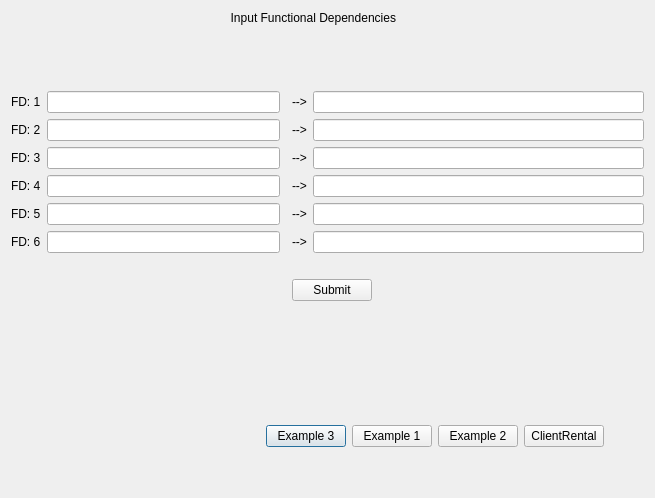
First picture: the form in dialog_fd_input.ui, repository shanidchamal/ADN, before the edit.
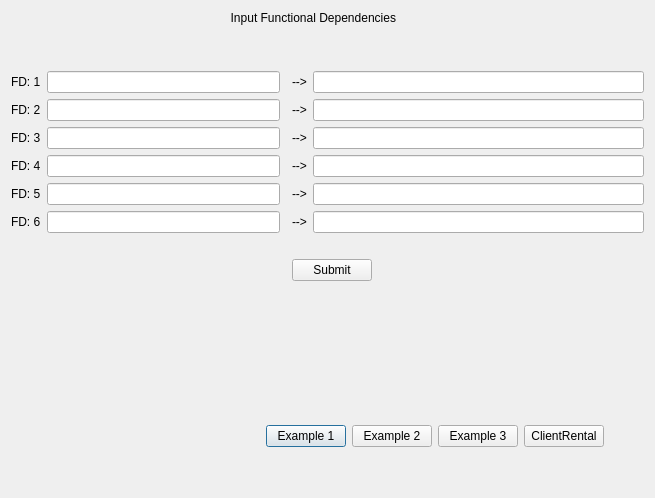
Second picture: the form after the edit.

```diff
--- a/dialog_fd_input.ui
+++ b/dialog_fd_input.ui
@@ -29,13 +29,6 @@
        </property>
       </spacer>
      </item>
-     <item>
-      <widget class="QPushButton" name="ext3Button">
-       <property name="text">
-        <string>Example 3</string>
-       </property>
-      </widget>
-     </item>
      <item>
       <widget class="QPushButton" name="ex1Button">
        <property name="sizePolicy">
@@ -62,6 +55,13 @@
        </property>
       </widget>
      </item>
+     <item>
+      <widget class="QPushButton" name="ext3Button">
+       <property name="text">
+        <string>Example 3</string>
+       </property>
+      </widget>
+     </item>
      <item>
       <widget class="QPushButton" name="cRentalButton">
        <property name="sizePolicy">
@@ -144,22 +144,6 @@
          <property name="spacing">
           <number>6</number>
          </property>
-         <item>
-          <spacer name="horizontalSpacer_2">
-           <property name="orientation">
-            <enum>Qt::Horizontal</enum>
-           </property>
-           <property name="sizeType">
-            <enum>QSizePolicy::MinimumExpanding</enum>
-           </property>
-           <property name="sizeHint" stdset="0">
-            <size>
-             <width>40</width>
-             <height>20</height>
-            </size>
-           </property>
-          </spacer>
-         </item>
         </layout>
        </item>
       </layout>
```
